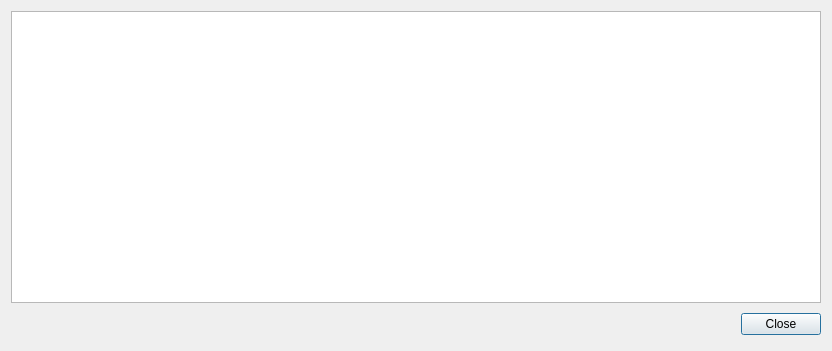
Old version of the form StadiumView.ui in the repository PachowStudios/CS1D-Second-Project.
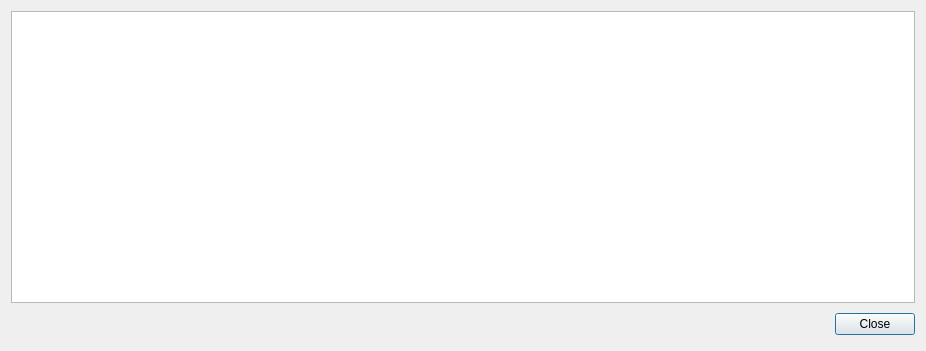
New version of the form.

Commit message:
Added view stadiums window
Changed date class to extend QDate.
Some other shit I don't remember.

What changed in the file:
```diff
--- a/StadiumView.ui
+++ b/StadiumView.ui
@@ -6,7 +6,7 @@
    <rect>
     <x>0</x>
     <y>0</y>
-    <width>832</width>
+    <width>926</width>
     <height>351</height>
    </rect>
   </property>
@@ -46,9 +46,21 @@
      <property name="selectionBehavior">
       <enum>QAbstractItemView::SelectRows</enum>
      </property>
+     <property name="sortingEnabled">
+      <bool>true</bool>
+     </property>
+     <property name="cornerButtonEnabled">
+      <bool>false</bool>
+     </property>
+     <attribute name="horizontalHeaderDefaultSectionSize">
+      <number>100</number>
+     </attribute>
      <attribute name="horizontalHeaderHighlightSections">
       <bool>false</bool>
      </attribute>
+     <attribute name="horizontalHeaderStretchLastSection">
+      <bool>true</bool>
+     </attribute>
      <attribute name="verticalHeaderVisible">
       <bool>false</bool>
      </attribute>
```
Left out of the diff: 2 changed lines with no effect on the pictures. The commit also changes 12 other files.
